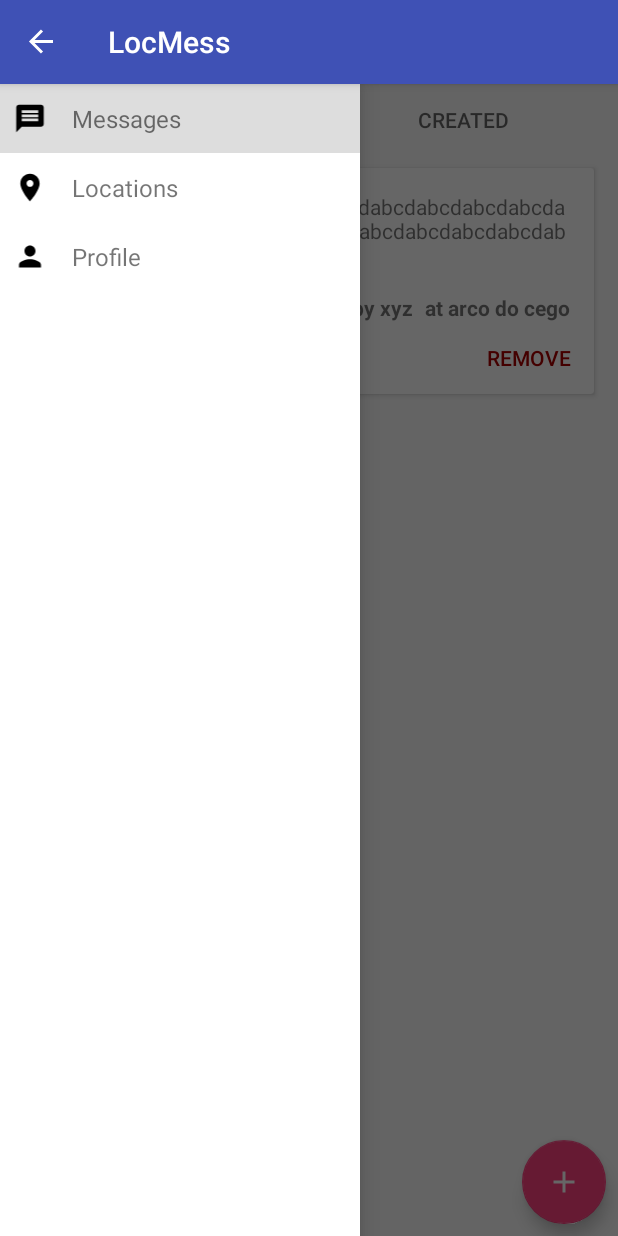
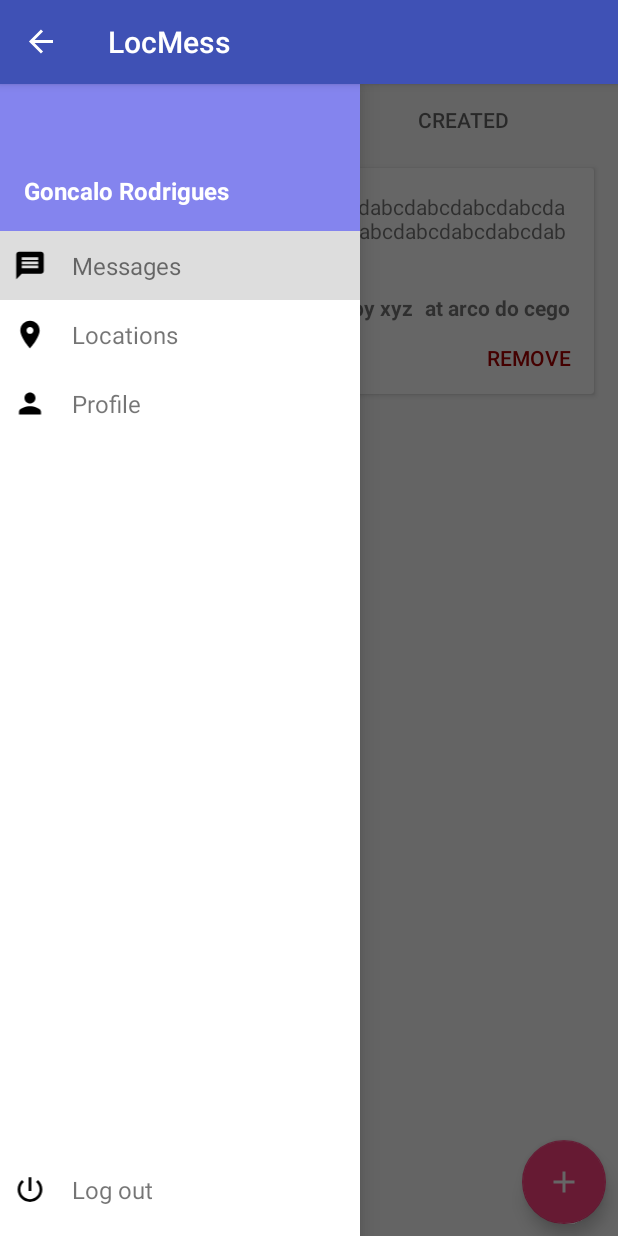
Before and after one commit to goncalo-rodrigues/LocMess, an Android app: the screen it shows after launch (MainActivity), with the side drawer open, on a phone screen of 412 x 824 dp. Run offline under Robolectric (Android 15) with nearby library versions, the phone set to English and light mode, and no system bars.

Commit message:
drawer logout button

```diff
--- a/Android/app/src/main/java/pt/ulisboa/tecnico/locmess/ActivityWithDrawer.java
+++ b/Android/app/src/main/java/pt/ulisboa/tecnico/locmess/ActivityWithDrawer.java
@@ -13,6 +13,7 @@ import android.view.View;
 import android.view.ViewGroup;
 import android.widget.AdapterView;
 import android.widget.ArrayAdapter;
+import android.widget.LinearLayout;
 import android.widget.ListView;
 import android.widget.Toast;
 
@@ -26,7 +27,7 @@ import static android.content.Intent.FLAG_ACTIVITY_NO_ANIMATION;
  * Created by root on 14-03-2017.
  */
 
-public abstract class ActivityWithDrawer extends AppCompatActivity implements DrawerListAdapter.Callback{
+public abstract class ActivityWithDrawer extends AppCompatActivity implements DrawerListAdapter.Callback, View.OnClickListener{
 
 
     private String[] mDrawerTitles;
@@ -35,6 +36,8 @@ public abstract class ActivityWithDrawer extends AppCompatActivity implements Dr
     private ActionBarDrawerToggle mDrawerToggle;
     private int mDrawerPosition;
     private ArrayList<DrawerListAdapter.DrawerItem> mDrawerItems = new ArrayList<>();
+    private LinearLayout mDrawer;
+    private LinearLayout mLogoutBt;
 
     @Override
     protected void onCreate(Bundle savedInstanceState) {
@@ -44,7 +47,10 @@ public abstract class ActivityWithDrawer extends AppCompatActivity implements Dr
         // get views
         mDrawerLayout = (DrawerLayout) ((ViewGroup) this
                 .findViewById(android.R.id.content)).getChildAt(0);
-        mDrawerList = (RecyclerView) mDrawerLayout.findViewById(R.id.left_drawer);
+
+        mDrawer = (LinearLayout)  mDrawerLayout.findViewById(R.id.left_drawer);
+        mDrawerList = (RecyclerView) mDrawerLayout.findViewById(R.id.left_drawer_list);
+        mLogoutBt = (LinearLayout) mDrawerLayout.findViewById(R.id.left_drawer_logout_ll);
 
         // fill variables
         mDrawerPosition = getDrawerPosition();
@@ -84,7 +90,7 @@ public abstract class ActivityWithDrawer extends AppCompatActivity implements Dr
 
         mDrawerLayout.addDrawerListener(mDrawerToggle);
 
-
+        mLogoutBt.setOnClickListener(this);
         getSupportActionBar().setDisplayHomeAsUpEnabled(true);
 
     }
@@ -111,11 +117,32 @@ public abstract class ActivityWithDrawer extends AppCompatActivity implements Dr
         return super.onOptionsItemSelected(item);
     }
     // Called when invalidateOptionsMenu() is invoked
-    public boolean onPrepareOptionsMenu(Menu menu) {
-        // If the nav drawer is open, hide action items related to the content view
-        boolean drawerOpen = mDrawerLayout.isDrawerOpen(mDrawerList);
-//        menu.findItem(R.id.action_search).setVisible(!drawerOpen);
-        return super.onPrepareOptionsMenu(menu);
+//    public boolean onPrepareOptionsMenu(Menu menu) {
+//        // If the nav drawer is open, hide action items related to the content view
+//        boolean drawerOpen = mDrawerLayout.isDrawerOpen(mDrawerList);
+////        menu.findItem(R.id.action_search).setVisible(!drawerOpen);
+//        return super.onPrepareOptionsMenu(menu);
+//    }
+
+    @Override
+    public void onClick(View v) {
+        Intent intent;
+        switch (v.getId()) {
+            case R.id.left_drawer_logout_ll:
+                logout();
+                intent = new Intent(this, InitActivity.class);
+                intent.addFlags(Intent.FLAG_ACTIVITY_CLEAR_TOP);
+                startActivity(intent);
+                finish();
+                break;
+            default:
+                break;
+
+        }
+    }
+
+    public void logout() {
+
     }
 
     /** Starts new activity **/
@@ -151,7 +178,7 @@ public abstract class ActivityWithDrawer extends AppCompatActivity implements Dr
 
         // Highlight the selected item, update the title, and close the drawer
 //        mDrawerList.setItemChecked(position, true);
-        mDrawerLayout.closeDrawer(mDrawerList);
+        mDrawerLayout.closeDrawer(mDrawer);
     }
 
     private int getDrawerPosition() {
--- /dev/null
+++ b/Android/app/src/main/res/drawable/ic_logout_black.xml
@@ -0,0 +1,9 @@
+<vector xmlns:android="http://schemas.android.com/apk/res/android"
+        android:width="24dp"
+        android:height="24dp"
+        android:viewportWidth="24.0"
+        android:viewportHeight="24.0">
+    <path
+        android:fillColor="#FF000000"
+        android:pathData="M13,3h-2v10h2L13,3zM17.83,5.17l-1.42,1.42C17.99,7.86 19,9.81 19,12c0,3.87 -3.13,7 -7,7s-7,-3.13 -7,-7c0,-2.19 1.01,-4.14 2.58,-5.42L6.17,5.17C4.23,6.82 3,9.26 3,12c0,4.97 4.03,9 9,9s9,-4.03 9,-9c0,-2.74 -1.23,-5.18 -3.17,-6.83z"/>
+</vector>
--- a/Android/app/src/main/res/layout/activity_locations.xml
+++ b/Android/app/src/main/res/layout/activity_locations.xml
@@ -15,6 +15,7 @@
         <android.support.v7.widget.SearchView
             android:layout_width="match_parent"
             android:layout_height="40dp"
+            android:iconifiedByDefault="false"
             android:id="@+id/search"/>
 
 
--- a/Android/app/src/main/res/layout/drawer_layout.xml
+++ b/Android/app/src/main/res/layout/drawer_layout.xml
@@ -1,13 +1,70 @@
 <?xml version="1.0" encoding="utf-8"?>
-
-    <!-- The navigation drawer -->
-<android.support.v7.widget.RecyclerView android:id="@+id/left_drawer"
-    android:layout_width="240dp"
+<LinearLayout android:layout_width="240dp"
+    xmlns:tools="http://schemas.android.com/tools"
+    android:id="@+id/left_drawer"
     android:layout_height="match_parent"
     android:layout_gravity="start"
-    android:choiceMode="singleChoice"
-    android:divider="@android:color/transparent"
-    android:dividerHeight="0dp"
+    android:orientation="vertical"
+    android:paddingBottom="8dp"
     android:background="@color/colorWhite"
+    xmlns:android="http://schemas.android.com/apk/res/android">
 
-    xmlns:android="http://schemas.android.com/apk/res/android" />
+    <FrameLayout
+        android:layout_width="match_parent"
+        android:layout_height="wrap_content"
+        android:paddingLeft="16dp"
+        android:paddingRight="8dp"
+        android:paddingBottom="16dp"
+        android:paddingTop="60dp"
+        android:background="@color/colorPrimaryLight">
+
+        <TextView
+            android:layout_width="wrap_content"
+            android:layout_height="wrap_content"
+            android:text="Goncalo Rodrigues"
+            android:textSize="16sp"
+            android:textStyle="bold"
+            android:textColor="@color/colorWhite"/>
+    </FrameLayout>
+        <!-- The navigation drawer -->
+    <android.support.v7.widget.RecyclerView android:id="@+id/left_drawer_list"
+        android:layout_width="match_parent"
+        android:layout_height="0dp"
+        android:layout_weight="1"
+        android:layout_gravity="start"
+        android:choiceMode="singleChoice"
+        android:background="@color/colorWhite"
+
+        xmlns:android="http://schemas.android.com/apk/res/android" />
+
+    <LinearLayout xmlns:android="http://schemas.android.com/apk/res/android"
+        xmlns:tools="http://schemas.android.com/tools"
+        android:orientation="horizontal"
+        android:layout_width="match_parent"
+        android:layout_height="wrap_content"
+        android:paddingTop="12dp"
+        android:paddingBottom="12dp"
+        android:paddingLeft="8dp"
+        android:layout_gravity="bottom"
+        android:background="?android:selectableItemBackground"
+        android:id="@+id/left_drawer_logout_ll"
+        >
+
+        <ImageView
+            android:layout_width="wrap_content"
+            android:layout_height="match_parent"
+            android:id="@+id/drawer_list_item_img"
+            android:contentDescription="@string/icon"
+            android:src="@drawable/ic_logout_black"
+            android:layout_marginRight="16dp"
+            />
+
+        <TextView
+            android:layout_width="match_parent"
+            android:layout_height="wrap_content"
+            android:id="@+id/drawer_list_item_desc"
+            android:text="Log out"
+            android:textSize="16sp"/>
+
+    </LinearLayout>
+</LinearLayout>
```
Also changed, not shown: 1 other file.
